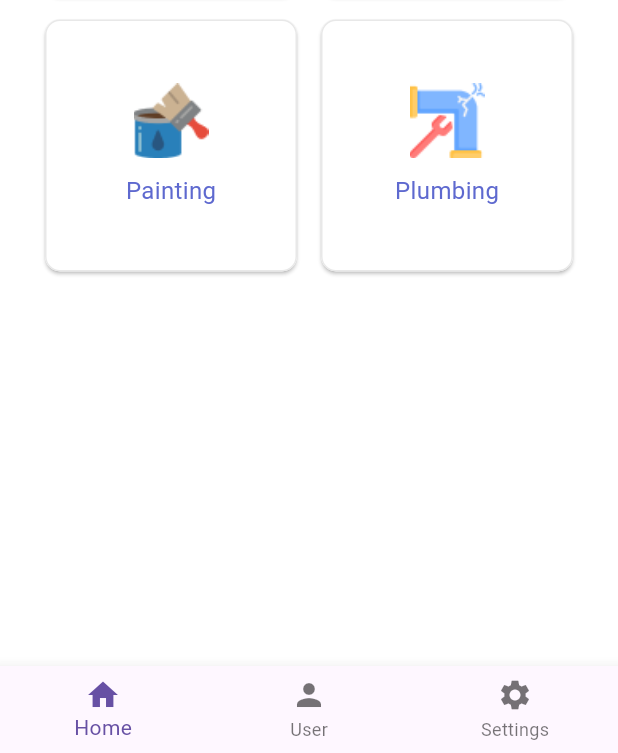
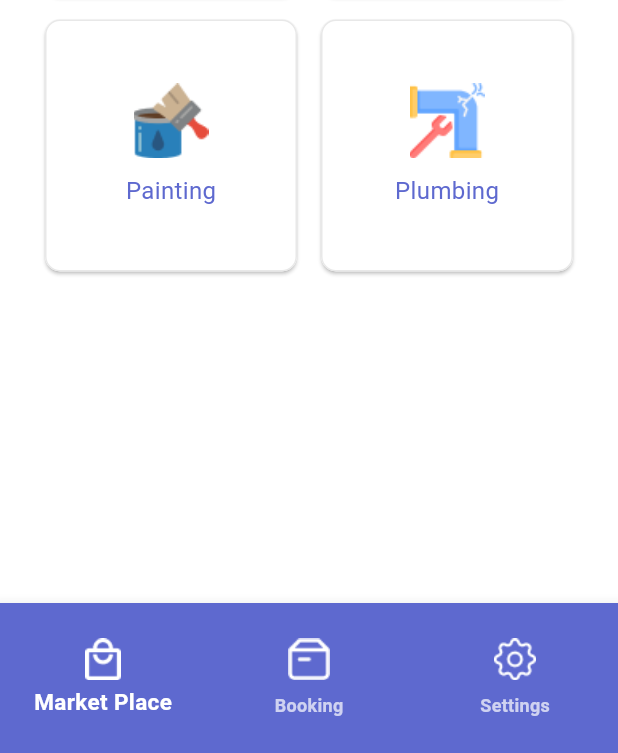
Before and after one commit to INTEL-ONBOARD/hsp, a Flutter app: the screen it shows after launch, on a phone screen of 412 x 824 dp, the part 483-1236 px from its top. Run offline on Flutter 3.47's test engine with Material 3 defaults, Android fonts, the phone set to English and light mode, and no system bars.

Commit message:
update: custom_navigation_bar.dart navbar added

```diff
--- a/lib/pages/order_confirm_page.dart
+++ b/lib/pages/order_confirm_page.dart
@@ -128,6 +128,7 @@ class _OrderConfirmPageState extends State<OrderConfirmPage> {
                   ),
                   onPressed: () {
                     // Handle "Place Order" button action
+                    Navigator.pushNamed(context, '/order-confirm-successful');
                   },
                   child: const Text(
                     'Place Order',
--- a/lib/routes.dart
+++ b/lib/routes.dart
@@ -36,7 +36,7 @@ class AppRoutes {
   static const String booking_ = '/booking';
   // New routes
   static const String settingpage = '/settingpage';
-  static const String orderConformSucessfull = '/OrderConformSucessfull';
+  static const String orderConformSucessfull = '/order-confirm-successful';
   static const String manageOrders = '/manage-orders';
   static const String confirmOrders = '/confirm-orders'; //added later
   static const String viewServices = '/view-services';
--- a/lib/widgets/custom_navigation_bar.dart
+++ b/lib/widgets/custom_navigation_bar.dart
@@ -12,14 +12,65 @@ class CustomNavigationBar extends StatelessWidget {
 
   @override
   Widget build(BuildContext context) {
-    return BottomNavigationBar(
-      currentIndex: currentIndex,
-      onTap: onTap,
-      items: const [
-        BottomNavigationBarItem(icon: Icon(Icons.home), label: 'Home'),
-        BottomNavigationBarItem(icon: Icon(Icons.person), label: 'User'),
-        BottomNavigationBarItem(icon: Icon(Icons.settings), label: 'Settings'),
-      ],
+    return Theme(
+      data: Theme.of(context).copyWith(
+        bottomNavigationBarTheme: const BottomNavigationBarThemeData(
+          selectedLabelStyle: TextStyle(
+            fontSize: 15,
+            fontWeight: FontWeight.bold,
+          ),
+          unselectedLabelStyle: TextStyle(
+            fontSize: 12,
+            fontWeight: FontWeight.bold,
+          ),
+          selectedItemColor: Colors.white, // Text color for the selected item
+          unselectedItemColor: Colors.white70, // Text color for unselected items
+        ),
+      ),
+      child: SizedBox(
+        height: 100, // Custom height for the BottomNavigationBar
+        child: BottomNavigationBar(
+          currentIndex: currentIndex,
+          backgroundColor: const Color.fromRGBO(94, 105, 207, 1),
+          onTap: onTap,
+          items: [
+            BottomNavigationBarItem(
+              icon: Padding(
+                padding: const EdgeInsets.only(bottom: 4.0), // Margin between icon and label
+                child: Image.asset(
+                  'lib/assets/market-place.png',
+                  width: 28,
+                  height: 28,
+                ),
+              ),
+              label: 'Market Place',
+            ),
+            BottomNavigationBarItem(
+              icon: Padding(
+                padding: const EdgeInsets.only(bottom: 4.0),
+                child: Image.asset(
+                  'lib/assets/booking.png',
+                  width: 28,
+                  height: 28,
+                ),
+              ),
+              label: 'Booking',
+            ),
+            BottomNavigationBarItem(
+              icon: Padding(
+                padding: const EdgeInsets.only(bottom: 4.0),
+                child: Image.asset(
+                  'lib/assets/settings.png',
+                  width: 28,
+                  height: 28,
+                ),
+              ),
+              label: 'Settings',
+            ),
+          ],
+        ),
+      ),
     );
   }
+
 }
```
Also changed, not shown: lib/pages/order_confrim_failed.dart (+87 -0 lines).
